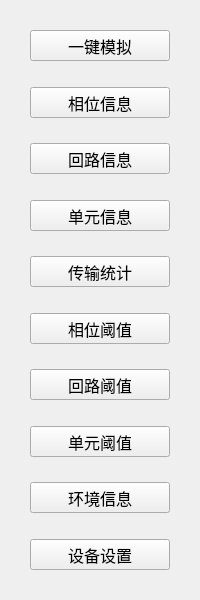
This is IDC_TestSystem/ZPDU/z_toolbox/z_simulationtoolwid.ui in ChinaClever/IDC_TestSystem as Qt 5 draws it before an edit. The edited form follows.
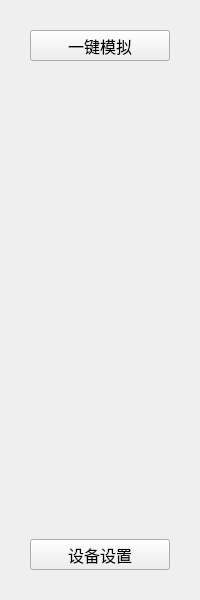
This is the edited form.

Patch:
```diff
--- a/IDC_TestSystem/ZPDU/z_toolbox/z_simulationtoolwid.ui
+++ b/IDC_TestSystem/ZPDU/z_toolbox/z_simulationtoolwid.ui
@@ -19,287 +19,44 @@
   <property name="windowTitle">
    <string>Form</string>
   </property>
-  <layout class="QVBoxLayout" name="verticalLayout">
-   <property name="leftMargin">
-    <number>30</number>
+  <widget class="QPushButton" name="mnTestBtn">
+   <property name="geometry">
+    <rect>
+     <x>30</x>
+     <y>30</y>
+     <width>140</width>
+     <height>31</height>
+    </rect>
    </property>
-   <property name="rightMargin">
-    <number>30</number>
+   <property name="minimumSize">
+    <size>
+     <width>0</width>
+     <height>31</height>
+    </size>
    </property>
-   <item>
-    <spacer name="verticalSpacer">
-     <property name="orientation">
-      <enum>Qt::Vertical</enum>
-     </property>
-     <property name="sizeHint" stdset="0">
-      <size>
-       <width>20</width>
-       <height>40</height>
-      </size>
-     </property>
-    </spacer>
-   </item>
-   <item>
-    <widget class="QPushButton" name="mnTestBtn">
-     <property name="minimumSize">
-      <size>
-       <width>0</width>
-       <height>31</height>
-      </size>
-     </property>
-     <property name="text">
-      <string>一键模拟</string>
-     </property>
-    </widget>
-   </item>
-   <item>
-    <spacer name="verticalSpacer_2">
-     <property name="orientation">
-      <enum>Qt::Vertical</enum>
-     </property>
-     <property name="sizeHint" stdset="0">
-      <size>
-       <width>20</width>
-       <height>40</height>
-      </size>
-     </property>
-    </spacer>
-   </item>
-   <item>
-    <widget class="QPushButton" name="devBtn">
-     <property name="minimumSize">
-      <size>
-       <width>0</width>
-       <height>31</height>
-      </size>
-     </property>
-     <property name="text">
-      <string>相位信息</string>
-     </property>
-    </widget>
-   </item>
-   <item>
-    <spacer name="verticalSpacer_3">
-     <property name="orientation">
-      <enum>Qt::Vertical</enum>
-     </property>
-     <property name="sizeHint" stdset="0">
-      <size>
-       <width>20</width>
-       <height>40</height>
-      </size>
-     </property>
-    </spacer>
-   </item>
-   <item>
-    <widget class="QPushButton" name="loopBtn">
-     <property name="minimumSize">
-      <size>
-       <width>0</width>
-       <height>31</height>
-      </size>
-     </property>
-     <property name="text">
-      <string>回路信息</string>
-     </property>
-    </widget>
-   </item>
-   <item>
-    <spacer name="verticalSpacer_4">
-     <property name="orientation">
-      <enum>Qt::Vertical</enum>
-     </property>
-     <property name="sizeHint" stdset="0">
-      <size>
-       <width>20</width>
-       <height>40</height>
-      </size>
-     </property>
-    </spacer>
-   </item>
-   <item>
-    <widget class="QPushButton" name="outputBtn">
-     <property name="minimumSize">
-      <size>
-       <width>0</width>
-       <height>31</height>
-      </size>
-     </property>
-     <property name="text">
-      <string>单元信息</string>
-     </property>
-    </widget>
-   </item>
-   <item>
-    <spacer name="verticalSpacer_5">
-     <property name="orientation">
-      <enum>Qt::Vertical</enum>
-     </property>
-     <property name="sizeHint" stdset="0">
-      <size>
-       <width>20</width>
-       <height>40</height>
-      </size>
-     </property>
-    </spacer>
-   </item>
-   <item>
-    <widget class="QPushButton" name="transBtn">
-     <property name="minimumSize">
-      <size>
-       <width>0</width>
-       <height>31</height>
-      </size>
-     </property>
-     <property name="text">
-      <string>传输统计</string>
-     </property>
-    </widget>
-   </item>
-   <item>
-    <spacer name="verticalSpacer_6">
-     <property name="orientation">
-      <enum>Qt::Vertical</enum>
-     </property>
-     <property name="sizeHint" stdset="0">
-      <size>
-       <width>20</width>
-       <height>40</height>
-      </size>
-     </property>
-    </spacer>
-   </item>
-   <item>
-    <widget class="QPushButton" name="thresholdBtn">
-     <property name="minimumSize">
-      <size>
-       <width>0</width>
-       <height>31</height>
-      </size>
-     </property>
-     <property name="text">
-      <string>相位阈值</string>
-     </property>
-    </widget>
-   </item>
-   <item>
-    <spacer name="verticalSpacer_7">
-     <property name="orientation">
-      <enum>Qt::Vertical</enum>
-     </property>
-     <property name="sizeHint" stdset="0">
-      <size>
-       <width>20</width>
-       <height>40</height>
-      </size>
-     </property>
-    </spacer>
-   </item>
-   <item>
-    <widget class="QPushButton" name="loopThresholdBtn">
-     <property name="minimumSize">
-      <size>
-       <width>0</width>
-       <height>31</height>
-      </size>
-     </property>
-     <property name="text">
-      <string>回路阈值</string>
-     </property>
-    </widget>
-   </item>
-   <item>
-    <spacer name="verticalSpacer_8">
-     <property name="orientation">
-      <enum>Qt::Vertical</enum>
-     </property>
-     <property name="sizeHint" stdset="0">
-      <size>
-       <width>20</width>
-       <height>40</height>
-      </size>
-     </property>
-    </spacer>
-   </item>
-   <item>
-    <widget class="QPushButton" name="outputThresholdBtn">
-     <property name="minimumSize">
-      <size>
-       <width>0</width>
-       <height>31</height>
-      </size>
-     </property>
-     <property name="text">
-      <string>单元阈值</string>
-     </property>
-    </widget>
-   </item>
-   <item>
-    <spacer name="verticalSpacer_9">
-     <property name="orientation">
-      <enum>Qt::Vertical</enum>
-     </property>
-     <property name="sizeHint" stdset="0">
-      <size>
-       <width>20</width>
-       <height>40</height>
-      </size>
-     </property>
-    </spacer>
-   </item>
-   <item>
-    <widget class="QPushButton" name="envBtn">
-     <property name="minimumSize">
-      <size>
-       <width>0</width>
-       <height>31</height>
-      </size>
-     </property>
-     <property name="text">
-      <string>环境信息</string>
-     </property>
-    </widget>
-   </item>
-   <item>
-    <spacer name="verticalSpacer_10">
-     <property name="orientation">
-      <enum>Qt::Vertical</enum>
-     </property>
-     <property name="sizeHint" stdset="0">
-      <size>
-       <width>20</width>
-       <height>40</height>
-      </size>
-     </property>
-    </spacer>
-   </item>
-   <item>
-    <widget class="QPushButton" name="settingBtn">
-     <property name="minimumSize">
-      <size>
-       <width>0</width>
-       <height>31</height>
-      </size>
-     </property>
-     <property name="text">
-      <string>设备设置</string>
-     </property>
-    </widget>
-   </item>
-   <item>
-    <spacer name="verticalSpacer_11">
-     <property name="orientation">
-      <enum>Qt::Vertical</enum>
-     </property>
-     <property name="sizeHint" stdset="0">
-      <size>
-       <width>20</width>
-       <height>40</height>
-      </size>
-     </property>
-    </spacer>
-   </item>
-  </layout>
+   <property name="text">
+    <string>一键模拟</string>
+   </property>
+  </widget>
+  <widget class="QPushButton" name="settingBtn">
+   <property name="geometry">
+    <rect>
+     <x>30</x>
+     <y>539</y>
+     <width>140</width>
+     <height>31</height>
+    </rect>
+   </property>
+   <property name="minimumSize">
+    <size>
+     <width>0</width>
+     <height>31</height>
+    </size>
+   </property>
+   <property name="text">
+    <string>设备设置</string>
+   </property>
+  </widget>
  </widget>
  <resources/>
  <connections/>
```
